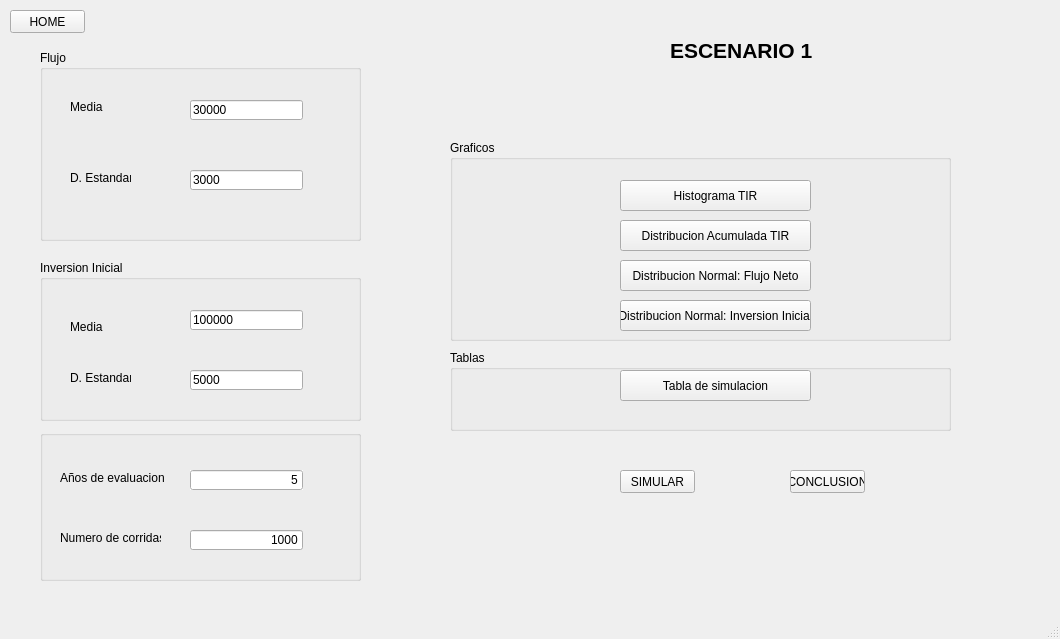
Above: escenario_1/ventanaesc1.ui from Sei444/evaluacion_de_inversiones before the change. Below: the same form after it.
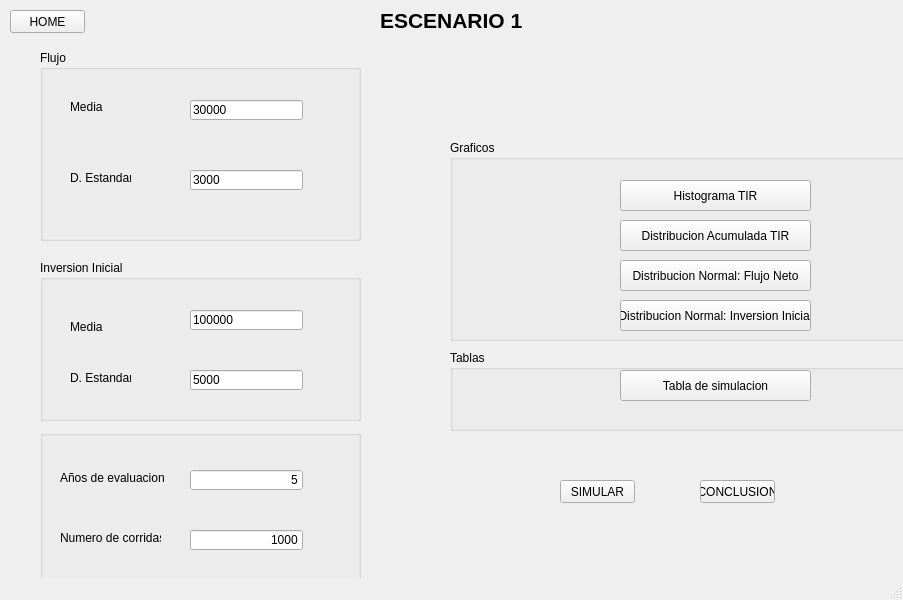
That is the form after the change.

```diff
--- a/escenario_1/ventanaesc1.ui
+++ b/escenario_1/ventanaesc1.ui
@@ -6,8 +6,8 @@
    <rect>
     <x>0</x>
     <y>0</y>
-    <width>1060</width>
-    <height>639</height>
+    <width>903</width>
+    <height>600</height>
    </rect>
   </property>
   <property name="windowTitle">
@@ -160,8 +160,8 @@
    <widget class="QPushButton" name="boton_simular">
     <property name="geometry">
      <rect>
-      <x>620</x>
-      <y>470</y>
+      <x>560</x>
+      <y>480</y>
       <width>75</width>
       <height>23</height>
      </rect>
@@ -173,8 +173,8 @@
    <widget class="QPushButton" name="pushButton_conclusion">
     <property name="geometry">
      <rect>
-      <x>790</x>
-      <y>470</y>
+      <x>700</x>
+      <y>480</y>
       <width>75</width>
       <height>23</height>
      </rect>
@@ -186,8 +186,8 @@
    <widget class="QLabel" name="label_5">
     <property name="geometry">
      <rect>
-      <x>670</x>
-      <y>40</y>
+      <x>380</x>
+      <y>10</y>
       <width>241</width>
       <height>20</height>
      </rect>
```
